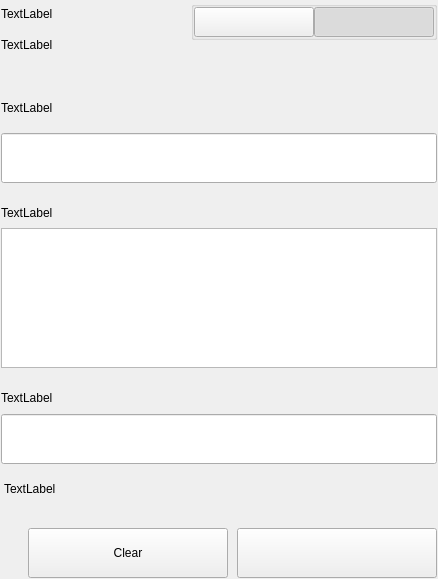
Before: the Qt Designer form src/qt/pwrb/settings/forms/settingssignmessagewidgets.ui in PWRB-Project/PWRB, drawn with Qt 5.
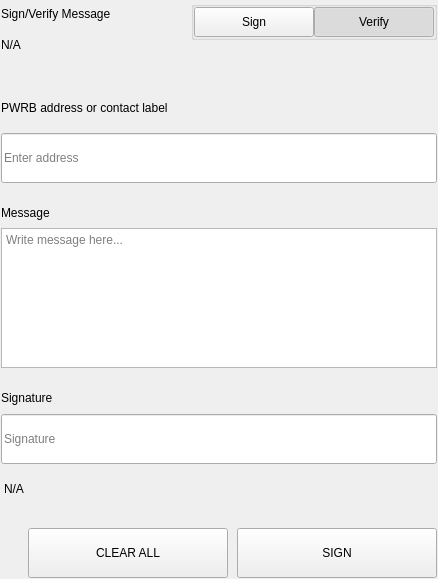
After: the same form once the commit is applied.

What changed in the file:
```diff
--- a/src/qt/pwrb/settings/forms/settingssignmessagewidgets.ui
+++ b/src/qt/pwrb/settings/forms/settingssignmessagewidgets.ui
@@ -75,14 +75,14 @@
              <item>
               <widget class="QLabel" name="labelTitle">
                <property name="text">
-                <string>TextLabel</string>
+                <string>Sign/Verify Message</string>
                </property>
               </widget>
              </item>
              <item>
               <widget class="QLabel" name="labelSubtitle1">
                <property name="text">
-                <string>TextLabel</string>
+                <string notr="true">N/A</string>
                </property>
                <property name="wordWrap">
                 <bool>true</bool>
@@ -162,7 +162,7 @@
                     <enum>Qt::NoFocus</enum>
                    </property>
                    <property name="text">
-                    <string/>
+                    <string>Sign</string>
                    </property>
                    <property name="checkable">
                     <bool>true</bool>
@@ -190,7 +190,7 @@
                     <enum>Qt::NoFocus</enum>
                    </property>
                    <property name="text">
-                    <string/>
+                    <string>Verify</string>
                    </property>
                    <property name="checkable">
                     <bool>true</bool>
@@ -276,7 +276,7 @@
                </size>
               </property>
               <property name="text">
-               <string>TextLabel</string>
+               <string>PWRB address or contact label</string>
               </property>
              </widget>
             </item>
@@ -294,6 +294,9 @@
                 <height>50</height>
                </size>
               </property>
+              <property name="placeholderText">
+               <string>Enter address</string>
+              </property>
              </widget>
             </item>
            </layout>
@@ -335,7 +338,7 @@
               </size>
              </property>
              <property name="text">
-              <string>TextLabel</string>
+              <string>Message</string>
              </property>
             </widget>
            </item>
@@ -353,6 +356,9 @@
                <height>140</height>
               </size>
              </property>
+             <property name="placeholderText">
+              <string>Write message here...</string>
+             </property>
             </widget>
            </item>
           </layout>
@@ -415,7 +421,7 @@
                </size>
               </property>
               <property name="text">
-               <string>TextLabel</string>
+               <string>Signature</string>
               </property>
              </widget>
             </item>
@@ -427,6 +433,9 @@
                 <height>50</height>
                </size>
               </property>
+              <property name="placeholderText">
+               <string>Signature</string>
+              </property>
              </widget>
             </item>
            </layout>
@@ -438,7 +447,7 @@
             <string notr="true">padding-top:5px;</string>
            </property>
            <property name="text">
-            <string>TextLabel</string>
+            <string notr="true">N/A</string>
            </property>
           </widget>
          </item>
@@ -491,7 +500,7 @@
               <enum>Qt::NoFocus</enum>
              </property>
              <property name="text">
-              <string>Clear</string>
+              <string>CLEAR ALL</string>
              </property>
             </widget>
            </item>
@@ -513,7 +522,7 @@
               <enum>Qt::NoFocus</enum>
              </property>
              <property name="text">
-              <string/>
+              <string>SIGN</string>
              </property>
             </widget>
            </item>
```
